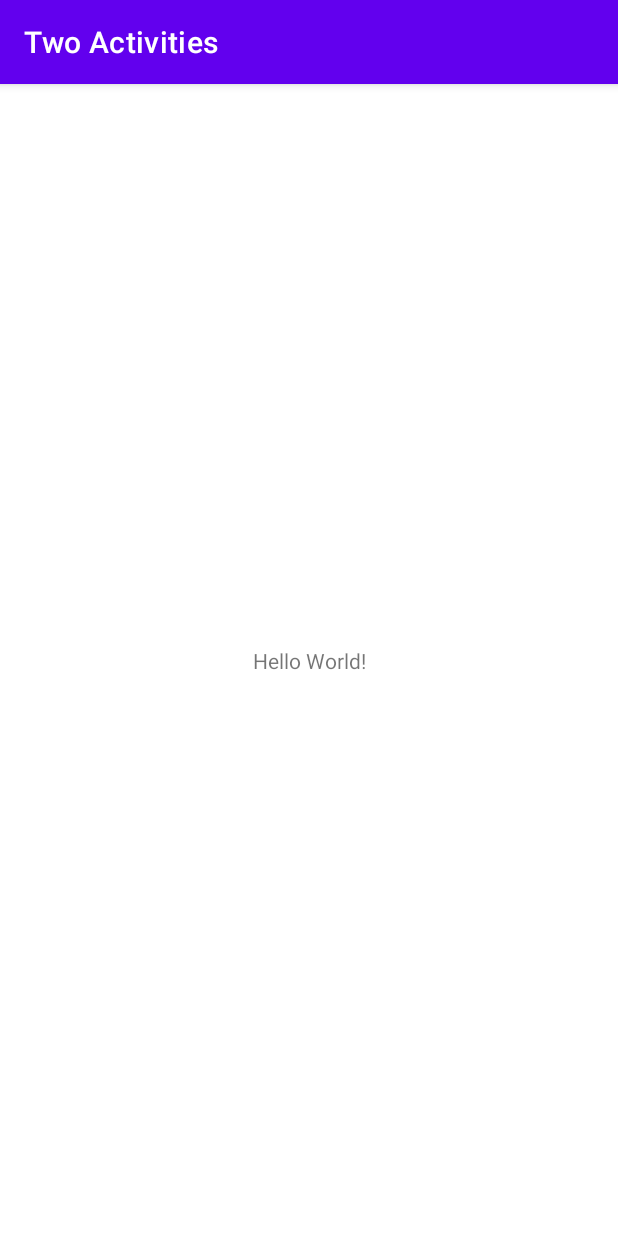
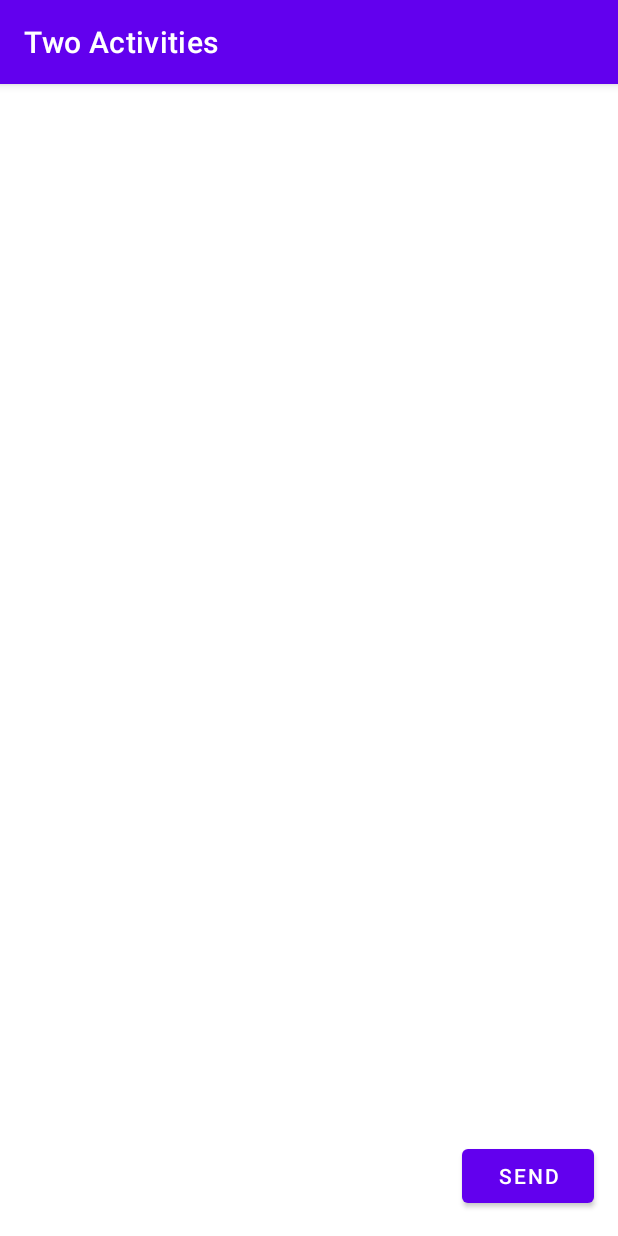
Before and after one commit to Aavash-KC/Activities-and-intents, an Android app: the screen it shows after launch (MainActivity), on a phone screen of 412 x 824 dp. Run offline under Robolectric (Android 15) with nearby library versions, the phone set to English and light mode, and no system bars.

Commit message:
completed task 1

```diff
--- a/app/src/main/java/com/example/twoactivities/MainActivity.java
+++ b/app/src/main/java/com/example/twoactivities/MainActivity.java
@@ -3,12 +3,19 @@ package com.example.twoactivities;
 import androidx.appcompat.app.AppCompatActivity;
 
 import android.os.Bundle;
+import android.util.Log;
+import android.view.View;
 
 public class MainActivity extends AppCompatActivity {
+    private static final String LOG_TAG = MainActivity.class.getSimpleName();
 
     @Override
     protected void onCreate(Bundle savedInstanceState) {
         super.onCreate(savedInstanceState);
         setContentView(R.layout.activity_main);
     }
+    public void launchSecondActivity(View view) {
+        Log.d(LOG_TAG, "Button clicked!");
+    }
+
 }
--- a/app/src/main/res/layout/activity_main.xml
+++ b/app/src/main/res/layout/activity_main.xml
@@ -6,13 +6,15 @@
     android:layout_height="match_parent"
     tools:context=".MainActivity">
 
-    <TextView
+    <Button
+        android:id="@+id/button_main"
         android:layout_width="wrap_content"
         android:layout_height="wrap_content"
-        android:text="Hello World!"
+        android:layout_marginBottom="16dp"
+        android:layout_marginRight="16dp"
+        android:text="@string/button_main"
+        android:onClick="launchSecondActivity"
         app:layout_constraintBottom_toBottomOf="parent"
-        app:layout_constraintLeft_toLeftOf="parent"
-        app:layout_constraintRight_toRightOf="parent"
-        app:layout_constraintTop_toTopOf="parent" />
+        app:layout_constraintRight_toRightOf="parent" />
 
 </androidx.constraintlayout.widget.ConstraintLayout>
--- a/app/src/main/res/values/strings.xml
+++ b/app/src/main/res/values/strings.xml
@@ -1,3 +1,4 @@
 <resources>
     <string name="app_name">Two Activities</string>
+    <string name="button_main">Send</string>
 </resources>
```
